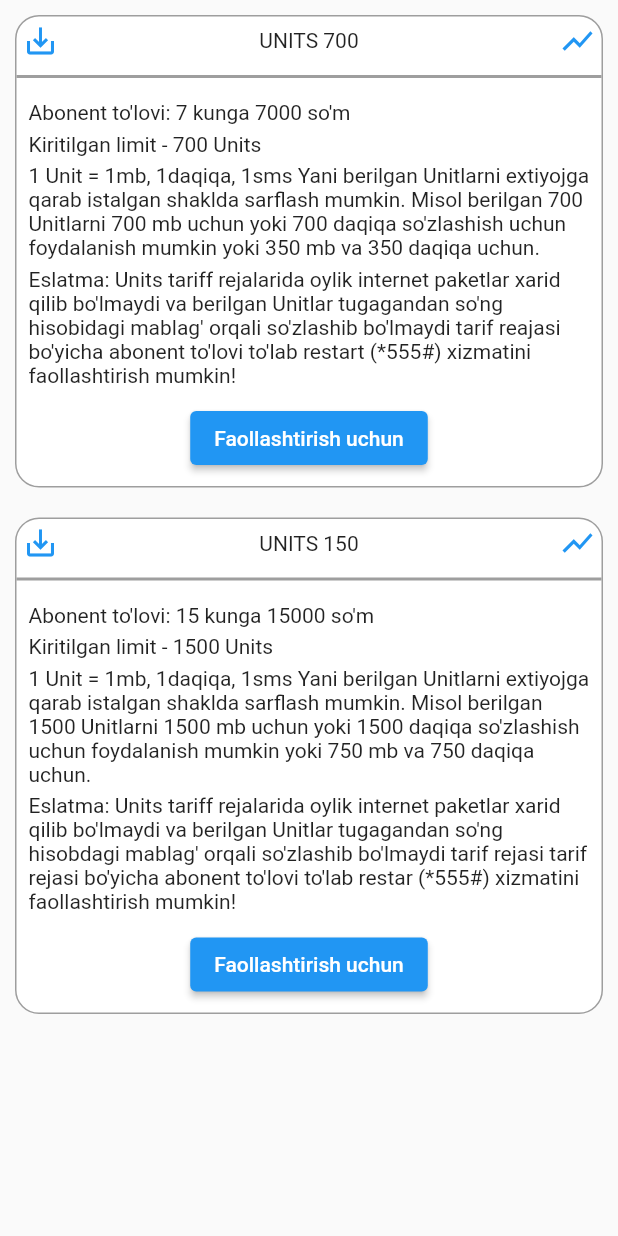
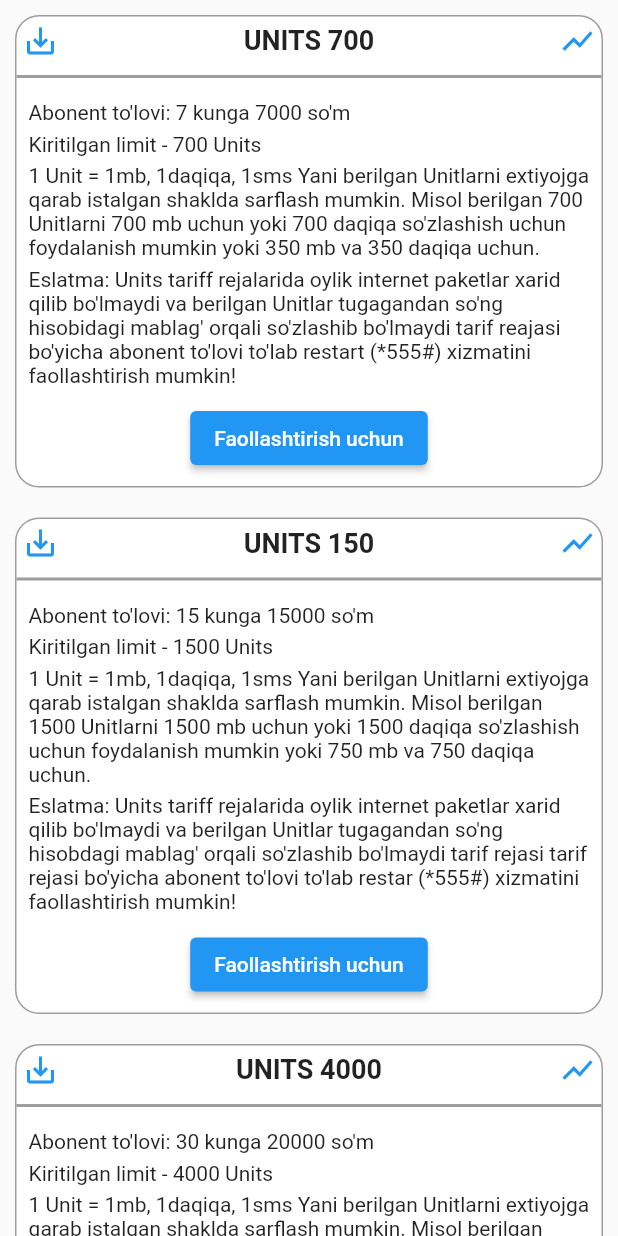
Before and after one commit to burhonjonturdaliyev/USSD_app, a Flutter app: the Units widget shown alone on an empty page, opened directly, on a phone screen of 412 x 824 dp. Run offline on Flutter 3.47's test engine with Material 2 defaults, Android fonts, the phone set to English and light mode, and no system bars; our stand-ins replace circular_profile_avatar, curved_navigation_bar; missing offline and left inert: flutter_phone_direct_caller.

Commit message:
USSD_codelari

```diff
--- /dev/null
+++ b/lib/uzmobile/3_oylik.dart
@@ -0,0 +1,28 @@
+import 'package:flutter/cupertino.dart';
+import 'package:flutter/src/widgets/container.dart';
+import 'package:flutter/src/widgets/framework.dart';
+import 'package:ussd_kodlari/main.dart';
+
+class Super_month extends StatefulWidget {
+  const Super_month({super.key});
+
+  @override
+  State<Super_month> createState() => _Super_monthState();
+}
+
+class _Super_monthState extends State<Super_month> {
+  @override
+  Widget build(BuildContext context) {
+    return super_month_items();
+  }
+}
+
+Widget super_month_items() {
+  return Column(
+    children: [
+      Row(
+        children: [],
+      )
+    ],
+  );
+}
--- a/lib/uzmobile/units.dart
+++ b/lib/uzmobile/units.dart
@@ -10,7 +10,7 @@ class Units extends StatelessWidget {
   const Units({super.key});
   static List<Unit_packages> units = [
     Unit_packages(
-        package_name: "UNITS 700",
+        package_name: "700",
         monthly: "7 kunga 7000",
         limits: "700",
         contents:
@@ -19,14 +19,68 @@ class Units extends StatelessWidget {
             "Units tariff rejalarida oylik internet paketlar xarid qilib bo'lmaydi va berilgan Unitlar tugagandan so'ng hisobidagi mablag' orqali so'zlashib bo'lmaydi tarif reajasi bo'yicha abonent to'lovi to'lab restart (*555#) xizmatini faollashtirish mumkin!",
         codes: "*777*1#"),
     Unit_packages(
-        package_name: "UNITS 150",
+        package_name: "150",
         monthly: "15 kunga 15000",
         limits: "1500",
         contents:
             "1 Unit = 1mb, 1daqiqa, 1sms Yani berilgan Unitlarni extiyojga qarab istalgan shaklda sarflash mumkin. Misol berilgan 1500 Unitlarni 1500 mb uchun yoki 1500 daqiqa so'zlashish uchun foydalanish mumkin yoki 750 mb va 750 daqiqa uchun.",
         reminder:
             "Units tariff rejalarida oylik internet paketlar xarid qilib bo'lmaydi va berilgan Unitlar tugagandan so'ng hisobdagi mablag' orqali so'zlashib bo'lmaydi tarif rejasi tarif rejasi bo'yicha abonent to'lovi to'lab restar (*555#) xizmatini faollashtirish mumkin!",
-        codes: "*777*2#")
+        codes: "*777*2#"),
+    Unit_packages(
+        package_name: "4000",
+        monthly: "30 kunga 20000",
+        limits: "4000",
+        contents:
+            "1 Unit = 1mb, 1daqiqa, 1sms Yani berilgan Unitlarni extiyojga qarab istalgan shaklda sarflash mumkin. Misol berilgan 4000 Unitlarni 4000 mb uchun yoki 2000 daqiqa so'zlashish uchun foydalanish mumkin yoki 2000 mb va 2000 daqiqa uchun.",
+        reminder:
+            "Units tariff rejalarida oylik internet paketlar xarid qilib bo'lmaydi va berilgan Unitlar tugagandan so'ng hisobdagi mablag' orqali so'zlashib bo'lmaydi tarif rejasi tarif rejasi bo'yicha abonent to'lovi to'lab restar (*555#) xizmatini faollashtirish mumkin!",
+        codes: "*777*3#"),
+    Unit_packages(
+        package_name: "8000",
+        monthly: "Oyiga 35000",
+        limits: "8000",
+        contents:
+            "1 Unit = 1mb, 1daqiqa, 1sms Yani berilgan Unitlarni extiyojga qarab istalgan shaklda sarflash mumkin. Misol berilgan 8000 Unitlarni 8000 mb uchun yoki 8000 daqiqa so'zlashish uchun foydalanish mumkin yoki 4000 mb va 4000 daqiqa uchun.",
+        reminder:
+            "Units tariff rejalarida oylik internet paketlar xarid qilib bo'lmaydi va berilgan Unitlar tugagandan so'ng hisobdagi mablag' orqali so'zlashib bo'lmaydi tarif rejasi tarif rejasi bo'yicha abonent to'lovi to'lab restar (*555#) xizmatini faollashtirish mumkin!",
+        codes: "777*4#"),
+    Unit_packages(
+        package_name: "11000",
+        monthly: "Oyiga 45000",
+        limits: "11000",
+        contents:
+            "1 Unit = 1mb, 1daqiqa, 1sms Yani berilgan Unitlarni extiyojga qarab istalgan shaklda sarflash mumkin. Misol berilgan 11000 Unitlarni 11000 mb uchun yoki 11000 daqiqa so'zlashish uchun foydalanish mumkin yoki 5500 mb va 5500 daqiqa uchun.",
+        reminder:
+            "1 Unit = 1mb, 1daqiqa, 1sms Yani berilgan Unitlarni extiyojga qarab istalgan shaklda sarflash mumkin. Misol berilgan 11000 Unitlarni 11000 mb uchun yoki 11000 daqiqa so'zlashish uchun foydalanish mumkin yoki 5500 mb va 5500 daqiqa uchun.",
+        codes: "*777*5#"),
+    Unit_packages(
+        package_name: "14000",
+        monthly: "Oyiga 55000",
+        limits: "14000",
+        contents:
+            "1 Unit = 1mb, 1daqiqa, 1sms Yani berilgan Unitlarni extiyojga qarab istalgan shaklda sarflash mumkin. Misol berilgan 14000 Unitlarni 14000 mb uchun yoki 14000 daqiqa so'zlashish uchun foydalanish mumkin yoki 7000 mb va 7000 daqiqa uchun.",
+        reminder:
+            "1 Unit = 1mb, 1daqiqa, 1sms Yani berilgan Unitlarni extiyojga qarab istalgan shaklda sarflash mumkin. Misol berilgan 14000 Unitlarni 14000 mb uchun yoki 14000 daqiqa so'zlashish uchun foydalanish mumkin yoki 7000 mb va 7000 daqiqa uchun.",
+        codes: "*777*6#"),
+    Unit_packages(
+        package_name: "18000",
+        monthly: "Oyiga 65000",
+        limits: "18000",
+        contents:
+            "1 Unit = 1mb, 1daqiqa, 1sms Yani berilgan Unitlarni extiyojga qarab istalgan shaklda sarflash mumkin. Misol berilgan 14000 Unitlarni 14000 mb uchun yoki 14000 daqiqa so'zlashish uchun foydalanish mumkin yoki 7000 mb va 7000 daqiqa uchun.",
+        reminder:
+            "1 Unit = 1mb, 1daqiqa, 1sms Yani berilgan Unitlarni extiyojga qarab istalgan shaklda sarflash mumkin. Misol berilgan 14000 Unitlarni 14000 mb uchun yoki 14000 daqiqa so'zlashish uchun foydalanish mumkin yoki 7000 mb va 7000 daqiqa uchun.",
+        codes: "*777*7#"),
+    Unit_packages(
+        package_name: "22000",
+        monthly: "Oyiga 75000",
+        limits: "22000",
+        contents:
+            "1 Unit = 1mb, 1daqiqa, 1sms Yani berilgan Unitlarni extiyojga qarab istalgan shaklda sarflash mumkin. Misol berilgan 22000 Unitlarni 22000 mb uchun yoki 22000 daqiqa so'zlashish uchun foydalanish mumkin yoki 11000 mb va 11000 daqiqa uchun.",
+        reminder:
+            "1 Unit = 1mb, 1daqiqa, 1sms Yani berilgan Unitlarni extiyojga qarab istalgan shaklda sarflash mumkin. Misol berilgan 22000 Unitlarni 22000 mb uchun yoki 22000 daqiqa so'zlashish uchun foydalanish mumkin yoki 11000 mb va 11000 daqiqa uchun.",
+        codes: "*777*8#")
   ];
 
   @override
@@ -55,13 +109,15 @@ Widget Units_item(Unit_packages unit_packages) {
             padding: const EdgeInsets.all(4.0),
             child: Row(
               mainAxisAlignment: MainAxisAlignment.spaceBetween,
-              // ignore: prefer_const_literals_to_create_immutables
               children: [
                 Icon(
                   Icons.save_alt_outlined,
                   color: Colors.blue,
                 ),
-                Text(unit_packages.package_name),
+                Text(
+                  "UNITS ${unit_packages.package_name}",
+                  style: TextStyle(fontWeight: FontWeight.bold, fontSize: 18),
+                ),
                 const Icon(
                   Icons.show_chart_outlined,
                   color: Colors.blue,
```
